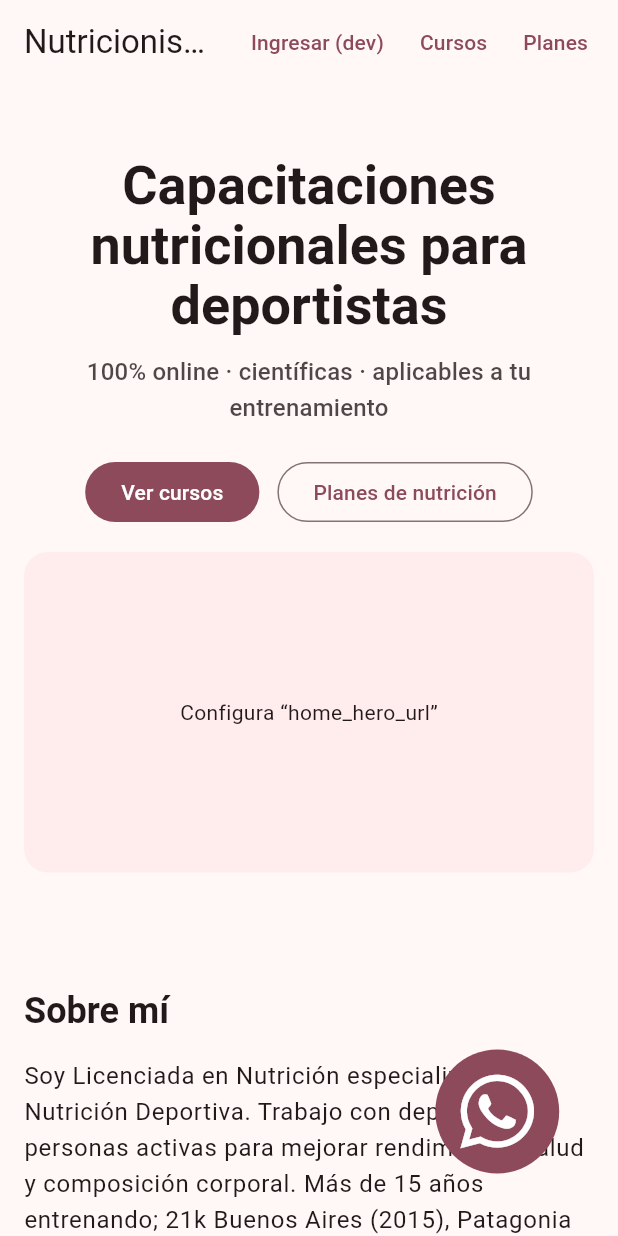
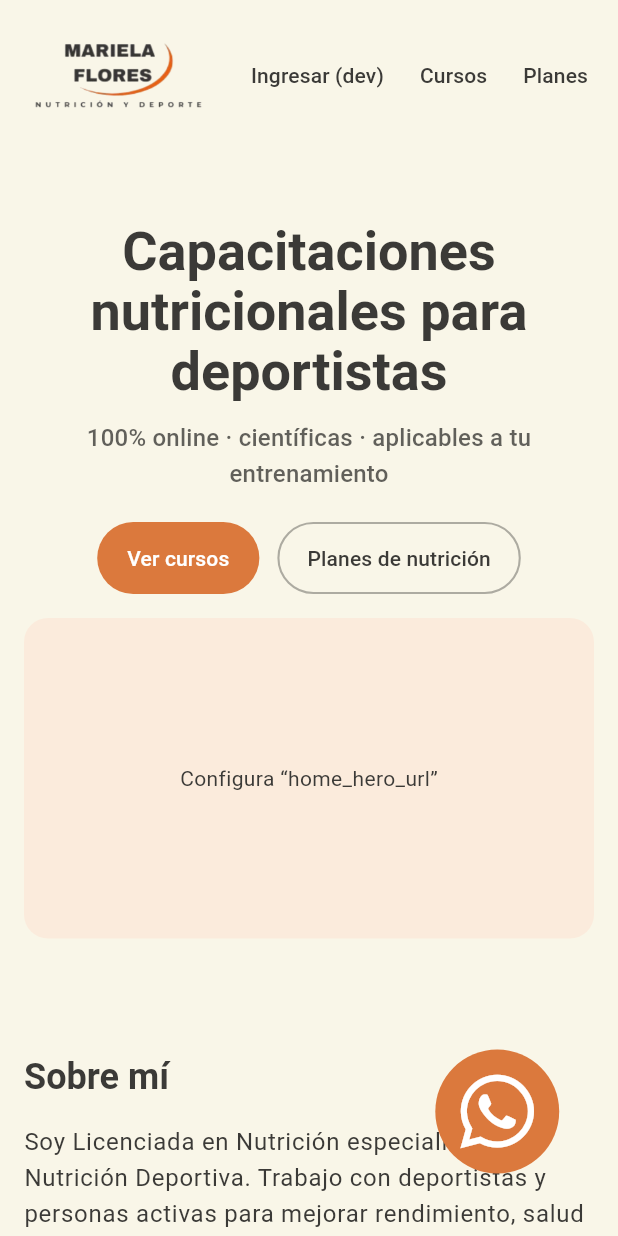
Before and after one commit to manu-180/maru_nutricion, a Flutter app: the screen it shows after launch, after a tap on "Ingresar (dev)", on a phone screen of 412 x 824 dp. Run offline on Flutter 3.47's test engine with Material 3 defaults, Android fonts, the light colour scheme and no system bars; our stand-ins replace flutter_dotenv, font_awesome_flutter, go_router, supabase_flutter; missing offline and left inert: flutter_vlc_player; accounts and stored records are empty; network calls fail.

Commit message:
actualizando pagina para verceasl2

```diff
--- a/docs/assets/AssetManifest.json
+++ b/docs/assets/AssetManifest.json
@@ -1 +1 @@
-{".env":[".env"],"packages/cupertino_icons/assets/CupertinoIcons.ttf":["packages/cupertino_icons/assets/CupertinoIcons.ttf"],"packages/font_awesome_flutter/lib/fonts/fa-brands-400.ttf":["packages/font_awesome_flutter/lib/fonts/fa-brands-400.ttf"],"packages/font_awesome_flutter/lib/fonts/fa-regular-400.ttf":["packages/font_awesome_flutter/lib/fonts/fa-regular-400.ttf"],"packages/font_awesome_flutter/lib/fonts/fa-solid-900.ttf":["packages/font_awesome_flutter/lib/fonts/fa-solid-900.ttf"]}
+{".env":[".env"],"assets/logo/maru_logo.png":["assets/logo/maru_logo.png"],"packages/cupertino_icons/assets/CupertinoIcons.ttf":["packages/cupertino_icons/assets/CupertinoIcons.ttf"],"packages/font_awesome_flutter/lib/fonts/fa-brands-400.ttf":["packages/font_awesome_flutter/lib/fonts/fa-brands-400.ttf"],"packages/font_awesome_flutter/lib/fonts/fa-regular-400.ttf":["packages/font_awesome_flutter/lib/fonts/fa-regular-400.ttf"],"packages/font_awesome_flutter/lib/fonts/fa-solid-900.ttf":["packages/font_awesome_flutter/lib/fonts/fa-solid-900.ttf"]}
--- a/lib/config/theme/app_theme.dart
+++ b/lib/config/theme/app_theme.dart
@@ -1,28 +1,121 @@
 import 'package:flutter/material.dart';
 
+/// Paleta (0 = color de marca del logo)
 const List<Color> listColors = [
-  Color(0xFFFF4081),
-  Color(0xFF26D1D9), // Aguamarina brillante
-  Color(0xFF55E6C1), // Verde agua
-  Color(0xFFF7D794), // Amarillo pastel
-  Color(0xFFFFA552), // Naranja suave vibrante (nuevo)
-  Color(0xFFE74C3C), // Rojo coral
-  Color(0xFFAF52DE), // Violeta brillante
+  Color.fromRGBO(219, 121, 61, 1), // Naranja marca
+  Color(0xFF26D1D9),
+  Color(0xFF55E6C1),
+  Color(0xFFF7D794),
+  Color(0xFFFFA552),
+  Color(0xFFE74C3C),
+  Color(0xFFAF52DE),
 ];
 
 class AppTheme {
   final int selectedColor;
   final bool isDarkMode;
+  const AppTheme({this.selectedColor = 0, this.isDarkMode = false});
 
-  AppTheme({this.selectedColor = 0, this.isDarkMode = false});
+  // Brand
+  static const _brand    = Color.fromRGBO(219, 121, 61, 1);
+  static const _cream    = Color(0xFFF9F6E8);
+  static const _textDark = Color(0xFF3B3A37);
 
-  ThemeData getColor() => ThemeData(
-    brightness: isDarkMode ? Brightness.dark : Brightness.light,
-    colorSchemeSeed: listColors[selectedColor],
-    appBarTheme: const AppBarTheme(centerTitle: false),
-  );
+  ThemeData theme() {
+    final base = ThemeData(
+      useMaterial3: true,
+      brightness: isDarkMode ? Brightness.dark : Brightness.light,
+      colorScheme: ColorScheme.fromSeed(
+        seedColor: listColors[selectedColor],
+        brightness: isDarkMode ? Brightness.dark : Brightness.light,
+        primary: _brand,
+        onPrimary: Colors.white,
+        surface: _cream,
+        onSurface: _textDark,
+      ),
+      scaffoldBackgroundColor: _cream,
+      appBarTheme: const AppBarTheme(
+        elevation: 0,
+        backgroundColor: _cream,
+        foregroundColor: _textDark,
+      ),
+     filledButtonTheme: FilledButtonThemeData(
+  style: ButtonStyle(
+    backgroundColor: MaterialStateProperty.resolveWith((states) {
+      if (states.contains(MaterialState.disabled)) return _brand.withOpacity(.45);
+      return _brand;
+    }),
+    foregroundColor: MaterialStateProperty.resolveWith((states) {
+      return states.contains(MaterialState.disabled) ? Colors.white70 : Colors.white;
+    }),
+    overlayColor: MaterialStateProperty.resolveWith((states) {
+      if (states.contains(MaterialState.hovered)) return _brand.withOpacity(.08);
+      if (states.contains(MaterialState.pressed)) return _brand.withOpacity(.16);
+      if (states.contains(MaterialState.focused)) return _brand.withOpacity(.12);
+      return null;
+    }),
+    elevation: MaterialStateProperty.resolveWith<double>((states) {
+      if (states.contains(MaterialState.hovered)) return 1;
+      return 0;
+    }),
+    shape: const MaterialStatePropertyAll(StadiumBorder()),
+    padding: const MaterialStatePropertyAll(
+      EdgeInsets.symmetric(horizontal: 20, vertical: 14),
+    ),
+  ),
+),
 
-  AppTheme copyWidht({bool? isDarkMode, int? selectedColor}) => AppTheme(
+outlinedButtonTheme: OutlinedButtonThemeData(
+  style: ButtonStyle(
+    backgroundColor: WidgetStateProperty.resolveWith((states) {
+      final active = states.contains(WidgetState.hovered) ||
+                     states.contains(WidgetState.pressed) ||
+                     states.contains(WidgetState.focused);
+      return active ? _brand : Colors.transparent;
+    }),
+    foregroundColor: WidgetStateProperty.resolveWith((states) {
+      final active = states.contains(WidgetState.hovered) ||
+                     states.contains(WidgetState.pressed) ||
+                     states.contains(WidgetState.focused);
+      return active ? Colors.white : _textDark;
+    }),
+    side: WidgetStateProperty.resolveWith<BorderSide>((states) {
+      final active = states.contains(WidgetState.hovered) ||
+                     states.contains(WidgetState.pressed) ||
+                     states.contains(WidgetState.focused);
+      return BorderSide(color: active ? _brand : const Color(0x663B3A37), width: 1.4);
+    }),
+    overlayColor: const WidgetStatePropertyAll(Colors.transparent),
+    shape: const WidgetStatePropertyAll(StadiumBorder()),
+    padding: const WidgetStatePropertyAll(
+      EdgeInsets.symmetric(horizontal: 20, vertical: 14),
+    ),
+  ),
+),
+
+
+textButtonTheme: TextButtonThemeData(
+  style: ButtonStyle(
+    foregroundColor: const MaterialStatePropertyAll(_textDark),
+    overlayColor: MaterialStateProperty.resolveWith((states) {
+      if (states.contains(MaterialState.hovered)) return _brand.withOpacity(.06);
+      if (states.contains(MaterialState.pressed)) return _brand.withOpacity(.10);
+      return null;
+    }),
+  ),
+),
+
+    );
+
+    return base.copyWith(
+      textTheme: base.textTheme.apply(
+        bodyColor: _textDark,
+        displayColor: _textDark,
+      ),
+    );
+  }
+
+  AppTheme copyWith({bool? isDarkMode, int? selectedColor}) => AppTheme(
     isDarkMode: isDarkMode ?? this.isDarkMode,
     selectedColor: selectedColor ?? this.selectedColor,
   );
--- a/lib/main.dart
+++ b/lib/main.dart
@@ -14,11 +14,13 @@ Future<void> main() async {
 
 class MyApp extends StatelessWidget {
   const MyApp({super.key});
+
   @override
   Widget build(BuildContext context) {
+    final theme = const AppTheme(isDarkMode: false).theme();
     return MaterialApp.router(
       debugShowCheckedModeBanner: false,
-      theme: AppTheme(isDarkMode: false).getColor(),
+      theme: theme,
       routerConfig: appRouter,
     );
   }
--- a/lib/presentation/widgets/maru_app_bar.dart
+++ b/lib/presentation/widgets/maru_app_bar.dart
@@ -6,14 +6,23 @@ class MaruAppBar extends StatelessWidget implements PreferredSizeWidget {
   const MaruAppBar({super.key});
 
   @override
+  Size get preferredSize => const Size.fromHeight(100);
+
+  @override
   Widget build(BuildContext context) {
     return AppBar(
-      elevation: 0,
+      toolbarHeight: 100, // altura del AppBar
+      // background/foreground vienen del Theme (fondo crema + texto oscuro)
+      titleSpacing: 16,
       title: MouseRegion(
         cursor: SystemMouseCursors.click,
         child: GestureDetector(
-          child: const Text('Nutricionista Online'),
           onTap: () => context.go('/'),
+          child: Image.asset(
+            'assets/logo/maru_logo.png',
+            height: 140,           // encaja cómodo en 100px de alto
+            fit: BoxFit.contain,
+          ),
         ),
       ),
       actions: [
@@ -22,17 +31,15 @@ class MaruAppBar extends StatelessWidget implements PreferredSizeWidget {
             final sb = Supabase.instance.client;
             if (sb.auth.currentUser == null) {
               await sb.auth.signInWithPassword(
-                email: 'manunv97@gmail.com', // el que crees en Dashboard
+                email: 'manunv97@gmail.com',
                 password: '654321',
               );
-              ScaffoldMessenger.of(
-                context,
-              ).showSnackBar(const SnackBar(content: Text('Sesión iniciada')));
+              ScaffoldMessenger.of(context)
+                  .showSnackBar(const SnackBar(content: Text('Sesión iniciada')));
             } else {
               await sb.auth.signOut();
-              ScaffoldMessenger.of(
-                context,
-              ).showSnackBar(const SnackBar(content: Text('Sesión cerrada')));
+              ScaffoldMessenger.of(context)
+                  .showSnackBar(const SnackBar(content: Text('Sesión cerrada')));
             }
           },
           child: Text(
@@ -53,7 +60,4 @@ class MaruAppBar extends StatelessWidget implements PreferredSizeWidget {
       ],
     );
   }
-
-  @override
-  Size get preferredSize => const Size.fromHeight(kToolbarHeight);
 }
--- a/pubspec.yaml
+++ b/pubspec.yaml
@@ -51,4 +51,5 @@ flutter:
 
   uses-material-design: true
   assets:
+    - assets/logo/
     - .env
```
Also changed, not shown: docs/assets/AssetManifest.bin.json (+1 -1 lines), assets/logo/maru_logo.png (added), docs/assets/assets/logo/maru_logo.png (added), 4 other files.
